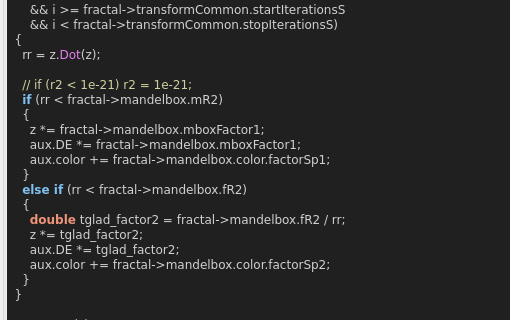
The window that mandelbulber2/qt_data/fractal_transf_spherical_fold_parab.ui (buddhi1980/mandelbulber2) describes before a commit, drawn with Qt 5; both pictures show x 0 to 510 and y 518 to 838 of the 853 by 1217 pixel window.
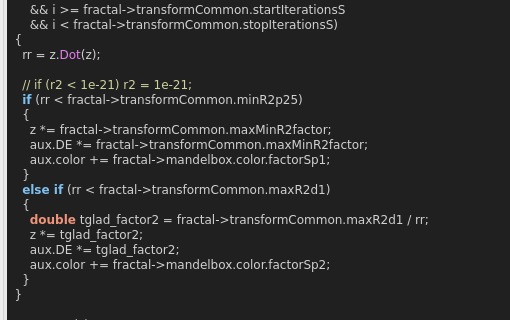
The same window after the commit. Custom widgets are drawn as their Qt base class.

The edit to the form file:
```diff
--- a/mandelbulber2/qt_data/fractal_transf_spherical_fold_parab.ui
+++ b/mandelbulber2/qt_data/fractal_transf_spherical_fold_parab.ui
@@ -776,15 +776,15 @@
     rr &lt;span style=&quot;color:#d0d0d0&quot;&gt;=&lt;/span&gt; z&lt;span style=&quot;color:#d0d0d0&quot;&gt;.&lt;/span&gt;&lt;span style=&quot;color:#e47eed&quot;&gt;Dot&lt;/span&gt;&lt;span style=&quot;color:#d0d0d0&quot;&gt;(&lt;/span&gt;z&lt;span style=&quot;color:#d0d0d0&quot;&gt;);&lt;/span&gt;
 
     &lt;span style=&quot;color:#d0d0a0&quot;&gt;// if (r2 &amp;lt; 1e-21) r2 = 1e-21;&lt;/span&gt;
-    &lt;span style=&quot;color:#7ec0ee; font-weight:bold&quot;&gt;if&lt;/span&gt; &lt;span style=&quot;color:#d0d0d0&quot;&gt;(&lt;/span&gt;rr &lt;span style=&quot;color:#d0d0d0&quot;&gt;&amp;lt;&lt;/span&gt; fractal&lt;span style=&quot;color:#d0d0d0&quot;&gt;-&amp;gt;&lt;/span&gt;mandelbox&lt;span style=&quot;color:#d0d0d0&quot;&gt;.&lt;/span&gt;mR2&lt;span style=&quot;color:#d0d0d0&quot;&gt;)&lt;/span&gt;
+    &lt;span style=&quot;color:#7ec0ee; font-weight:bold&quot;&gt;if&lt;/span&gt; &lt;span style=&quot;color:#d0d0d0&quot;&gt;(&lt;/span&gt;rr &lt;span style=&quot;color:#d0d0d0&quot;&gt;&amp;lt;&lt;/span&gt; fractal&lt;span style=&quot;color:#d0d0d0&quot;&gt;-&amp;gt;&lt;/span&gt;transformCommon&lt;span style=&quot;color:#d0d0d0&quot;&gt;.&lt;/span&gt;minR2p25&lt;span style=&quot;color:#d0d0d0&quot;&gt;)&lt;/span&gt;
     &lt;span style=&quot;color:#d0d0d0&quot;&gt;{&lt;/span&gt;
-      z &lt;span style=&quot;color:#d0d0d0&quot;&gt;*=&lt;/span&gt; fractal&lt;span style=&quot;color:#d0d0d0&quot;&gt;-&amp;gt;&lt;/span&gt;mandelbox&lt;span style=&quot;color:#d0d0d0&quot;&gt;.&lt;/span&gt;mboxFactor1&lt;span style=&quot;color:#d0d0d0&quot;&gt;;&lt;/span&gt;
-      aux&lt;span style=&quot;color:#d0d0d0&quot;&gt;.&lt;/span&gt;DE &lt;span style=&quot;color:#d0d0d0&quot;&gt;*=&lt;/span&gt; fractal&lt;span style=&quot;color:#d0d0d0&quot;&gt;-&amp;gt;&lt;/span&gt;mandelbox&lt;span style=&quot;color:#d0d0d0&quot;&gt;.&lt;/span&gt;mboxFactor1&lt;span style=&quot;color:#d0d0d0&quot;&gt;;&lt;/span&gt;
+      z &lt;span style=&quot;color:#d0d0d0&quot;&gt;*=&lt;/span&gt; fractal&lt;span style=&quot;color:#d0d0d0&quot;&gt;-&amp;gt;&lt;/span&gt;transformCommon&lt;span style=&quot;color:#d0d0d0&quot;&gt;.&lt;/span&gt;maxMinR2factor&lt;span style=&quot;color:#d0d0d0&quot;&gt;;&lt;/span&gt;
+      aux&lt;span style=&quot;color:#d0d0d0&quot;&gt;.&lt;/span&gt;DE &lt;span style=&quot;color:#d0d0d0&quot;&gt;*=&lt;/span&gt; fractal&lt;span style=&quot;color:#d0d0d0&quot;&gt;-&amp;gt;&lt;/span&gt;transformCommon&lt;span style=&quot;color:#d0d0d0&quot;&gt;.&lt;/span&gt;maxMinR2factor&lt;span style=&quot;color:#d0d0d0&quot;&gt;;&lt;/span&gt;
       aux&lt;span style=&quot;color:#d0d0d0&quot;&gt;.&lt;/span&gt;color &lt;span style=&quot;color:#d0d0d0&quot;&gt;+=&lt;/span&gt; fractal&lt;span style=&quot;color:#d0d0d0&quot;&gt;-&amp;gt;&lt;/span&gt;mandelbox&lt;span style=&quot;color:#d0d0d0&quot;&gt;.&lt;/span&gt;color&lt;span style=&quot;color:#d0d0d0&quot;&gt;.&lt;/span&gt;factorSp1&lt;span style=&quot;color:#d0d0d0&quot;&gt;;&lt;/span&gt;
     &lt;span style=&quot;color:#d0d0d0&quot;&gt;}&lt;/span&gt;
-    &lt;span style=&quot;color:#7ec0ee; font-weight:bold&quot;&gt;else if&lt;/span&gt; &lt;span style=&quot;color:#d0d0d0&quot;&gt;(&lt;/span&gt;rr &lt;span style=&quot;color:#d0d0d0&quot;&gt;&amp;lt;&lt;/span&gt; fractal&lt;span style=&quot;color:#d0d0d0&quot;&gt;-&amp;gt;&lt;/span&gt;mandelbox&lt;span style=&quot;color:#d0d0d0&quot;&gt;.&lt;/span&gt;fR2&lt;span style=&quot;color:#d0d0d0&quot;&gt;)&lt;/span&gt;
+    &lt;span style=&quot;color:#7ec0ee; font-weight:bold&quot;&gt;else if&lt;/span&gt; &lt;span style=&quot;color:#d0d0d0&quot;&gt;(&lt;/span&gt;rr &lt;span style=&quot;color:#d0d0d0&quot;&gt;&amp;lt;&lt;/span&gt; fractal&lt;span style=&quot;color:#d0d0d0&quot;&gt;-&amp;gt;&lt;/span&gt;transformCommon&lt;span style=&quot;color:#d0d0d0&quot;&gt;.&lt;/span&gt;maxR2d1&lt;span style=&quot;color:#d0d0d0&quot;&gt;)&lt;/span&gt;
     &lt;span style=&quot;color:#d0d0d0&quot;&gt;{&lt;/span&gt;
-      &lt;span style=&quot;color:#f09479; font-weight:bold&quot;&gt;double&lt;/span&gt; tglad_factor2 &lt;span style=&quot;color:#d0d0d0&quot;&gt;=&lt;/span&gt; fractal&lt;span style=&quot;color:#d0d0d0&quot;&gt;-&amp;gt;&lt;/span&gt;mandelbox&lt;span style=&quot;color:#d0d0d0&quot;&gt;.&lt;/span&gt;fR2 &lt;span style=&quot;color:#d0d0d0&quot;&gt;/&lt;/span&gt; rr&lt;span style=&quot;color:#d0d0d0&quot;&gt;;&lt;/span&gt;
+      &lt;span style=&quot;color:#f09479; font-weight:bold&quot;&gt;double&lt;/span&gt; tglad_factor2 &lt;span style=&quot;color:#d0d0d0&quot;&gt;=&lt;/span&gt; fractal&lt;span style=&quot;color:#d0d0d0&quot;&gt;-&amp;gt;&lt;/span&gt;transformCommon&lt;span style=&quot;color:#d0d0d0&quot;&gt;.&lt;/span&gt;maxR2d1 &lt;span style=&quot;color:#d0d0d0&quot;&gt;/&lt;/span&gt; rr&lt;span style=&quot;color:#d0d0d0&quot;&gt;;&lt;/span&gt;
       z &lt;span style=&quot;color:#d0d0d0&quot;&gt;*=&lt;/span&gt; tglad_factor2&lt;span style=&quot;color:#d0d0d0&quot;&gt;;&lt;/span&gt;
       aux&lt;span style=&quot;color:#d0d0d0&quot;&gt;.&lt;/span&gt;DE &lt;span style=&quot;color:#d0d0d0&quot;&gt;*=&lt;/span&gt; tglad_factor2&lt;span style=&quot;color:#d0d0d0&quot;&gt;;&lt;/span&gt;
       aux&lt;span style=&quot;color:#d0d0d0&quot;&gt;.&lt;/span&gt;color &lt;span style=&quot;color:#d0d0d0&quot;&gt;+=&lt;/span&gt; fractal&lt;span style=&quot;color:#d0d0d0&quot;&gt;-&amp;gt;&lt;/span&gt;mandelbox&lt;span style=&quot;color:#d0d0d0&quot;&gt;.&lt;/span&gt;color&lt;span style=&quot;color:#d0d0d0&quot;&gt;.&lt;/span&gt;factorSp2&lt;span style=&quot;color:#d0d0d0&quot;&gt;;&lt;/span&gt;
```
